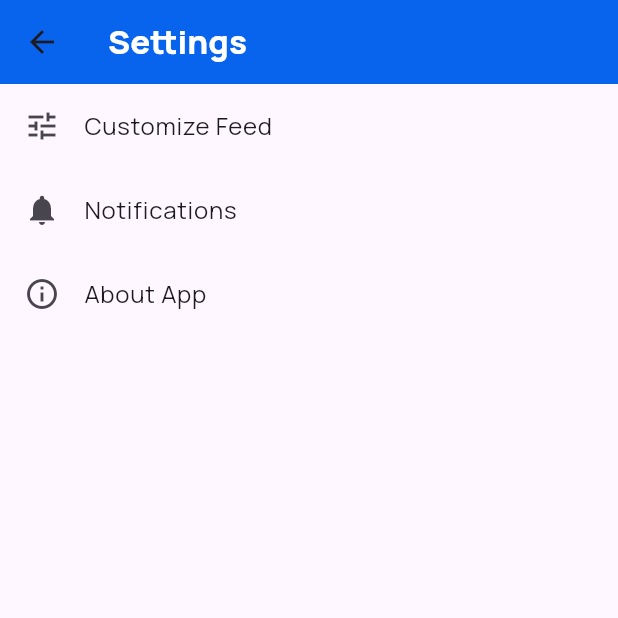
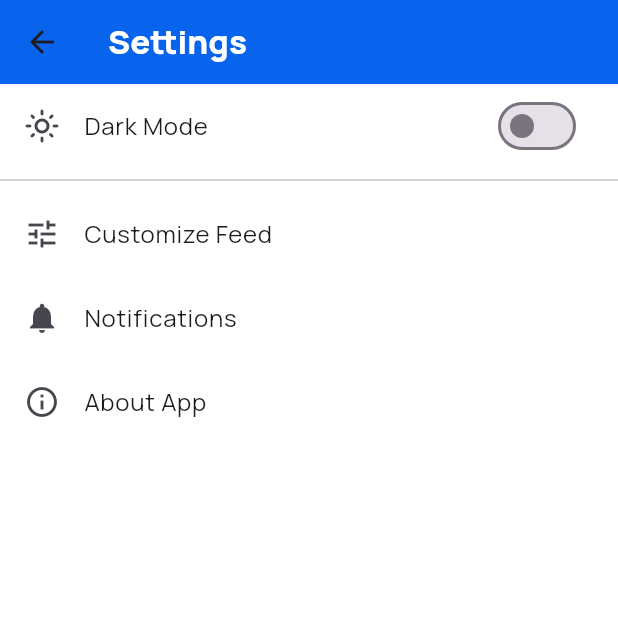
Before and after one commit to starkoder1/flash-feed, a Flutter app: the SettingsPage screen opened directly, on a phone screen of 412 x 824 dp, the top half of it. Run offline on Flutter 3.47's test engine with Material 3 defaults, Android fonts, the phone set to English and light mode, and no system bars; our stand-ins replace cached_network_image, flutter_animate, flutter_riverpod, google_fonts, smooth_page_indicator, webview_flutter; network calls fail.

Commit message:
added theme provider and implemented dark & light mode

```diff
--- /dev/null
+++ b/lib/data/categories/providers/theme_provider.dart
@@ -0,0 +1,13 @@
+import 'package:flutter_riverpod/flutter_riverpod.dart';
+
+class ThemeNotifier extends Notifier<bool> {
+  @override
+  bool build() => false; // initial state (false = light mode)
+
+  void toggleTheme() => state = !state;
+}
+
+// declare provider
+final themeProvider = NotifierProvider<ThemeNotifier, bool>(
+  () => ThemeNotifier(),
+);
--- a/lib/ui/screens/home/home_page.dart
+++ b/lib/ui/screens/home/home_page.dart
@@ -38,7 +38,7 @@ class HomePage extends ConsumerWidget {
           ],
         ),
         elevation: 0,
-        backgroundColor: primaryShade,
+        // backgroundColor: Color(0xFF101C4D),
       ),
       // 2. Use .when to handle loading/error/data states gracefully.
       body: newsAsyncValue.when(
--- a/lib/ui/screens/home/settings_page.dart
+++ b/lib/ui/screens/home/settings_page.dart
@@ -1,12 +1,16 @@
 import 'package:flutter/material.dart';
 import 'package:google_fonts/google_fonts.dart';
+import 'package:flutter_riverpod/flutter_riverpod.dart';
+import 'package:flash_feed/data/categories/providers/theme_provider.dart';
 import 'package:flash_feed/utils/util.dart';
 
-class SettingsPage extends StatelessWidget {
+class SettingsPage extends ConsumerWidget {
   const SettingsPage({super.key});
 
   @override
-  Widget build(BuildContext context) {
+  Widget build(BuildContext context, WidgetRef ref) {
+    final isDarkMode = ref.watch(themeProvider);
+
     return Scaffold(
       appBar: AppBar(
         title: Text(
@@ -16,19 +20,30 @@ class SettingsPage extends StatelessWidget {
             fontWeight: FontWeight.w800,
           ),
         ),
-        backgroundColor: primaryShade,
+        // backgroundColor: primaryShade,
       ),
       body: ListView(
-        children: const [
-          ListTile(
+        children: [
+          SwitchListTile(
+            title: const Text("Dark Mode"),
+            secondary: Icon(
+              isDarkMode ? Icons.dark_mode_outlined : Icons.light_mode_outlined,
+            ),
+            value: isDarkMode,
+            onChanged: (newValue) {
+              ref.read(themeProvider.notifier).state = newValue;
+            },
+          ),
+          const Divider(),
+          const ListTile(
             leading: Icon(Icons.tune),
             title: Text("Customize Feed"),
           ),
-          ListTile(
+          const ListTile(
             leading: Icon(Icons.notifications),
             title: Text("Notifications"),
           ),
-          ListTile(
+          const ListTile(
             leading: Icon(Icons.info_outline),
             title: Text("About App"),
           ),
```
Also changed, not shown: lib/main.dart (+43 -9 lines).
